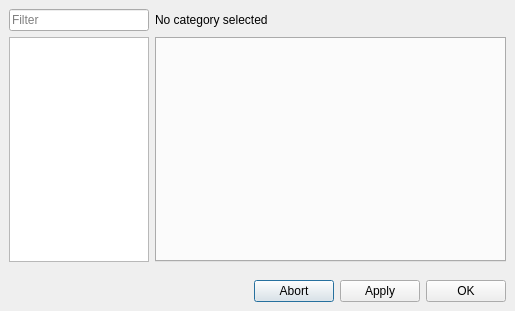
Before: the Qt Designer form settingsdialog/settingsdialog.ui in Martchus/qtutilities, drawn with Qt 5.
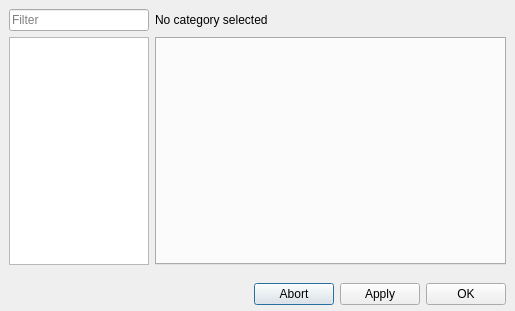
After: the same form once the commit is applied. Icons and pictures are not drawn. Custom widgets are drawn as their Qt base class.

What changed in the file:
```diff
--- a/settingsdialog/settingsdialog.ui
+++ b/settingsdialog/settingsdialog.ui
@@ -105,6 +105,9 @@
       </sizepolicy>
      </property>
      <layout class="QHBoxLayout" name="horizontalLayout">
+      <property name="bottomMargin">
+       <number>6</number>
+      </property>
       <item>
        <spacer name="horizontalSpacer">
         <property name="orientation">
```
Left out of the diff: 9 changed lines with no effect on the pictures.
